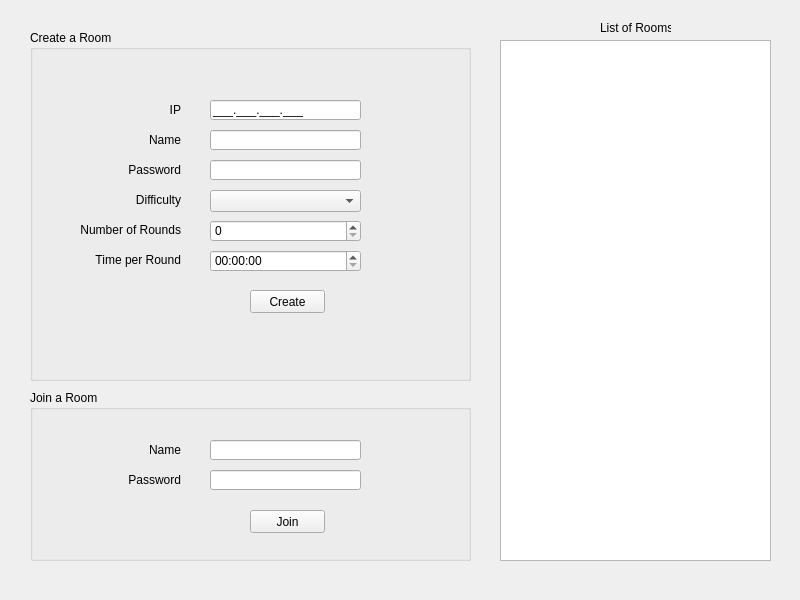
The window that klient/MainWindow.ui (hkereb/Hangman) describes before a commit, drawn with Qt 5.
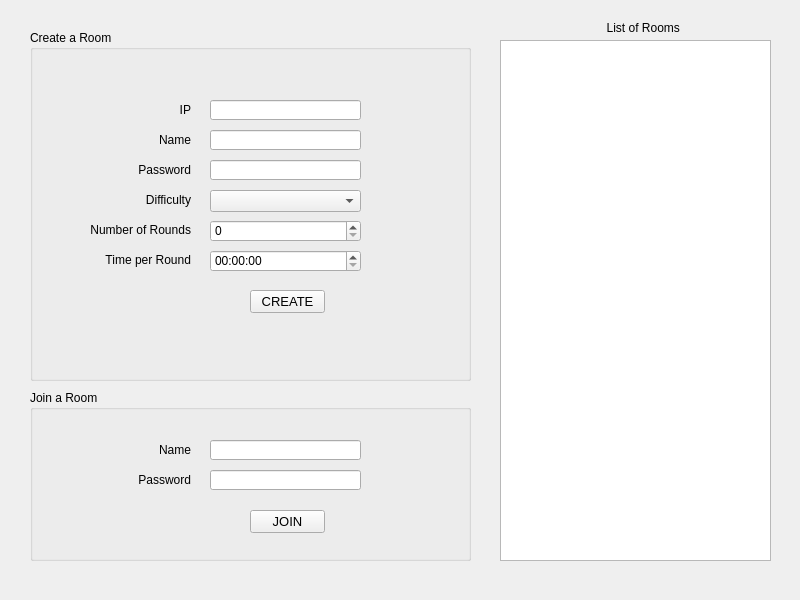
The same window after the commit. The open tabs and pages were chosen to show the change.

Commit message:
New connections between gui and server  (#6)
* wip

* add missing object names (gui)

* current rooms are now visible in gui

* wip

* add more neccessary gui objects and validate IP

* final

```diff
--- a/klient/MainWindow.ui
+++ b/klient/MainWindow.ui
@@ -35,7 +35,7 @@
    </size>
   </property>
   <property name="toolButtonStyle">
-   <enum>Qt::ToolButtonStyle::ToolButtonFollowStyle</enum>
+   <enum>Qt::ToolButtonStyle::ToolButtonIconOnly</enum>
   </property>
   <widget class="QWidget" name="centralwidget">
    <widget class="QStackedWidget" name="stackedWidget">
@@ -160,7 +160,7 @@
        </rect>
       </property>
       <property name="title">
-       <string>Create a Room</string>
+       <string>Create a Room </string>
       </property>
       <widget class="QLineEdit" name="create_IP_field">
        <property name="geometry">
@@ -172,7 +172,7 @@
         </rect>
        </property>
        <property name="inputMask">
-        <string>000.000.000.000;_</string>
+        <string/>
        </property>
       </widget>
       <widget class="QLineEdit" name="create_name_field">
@@ -240,24 +240,29 @@
          <height>23</height>
         </rect>
        </property>
+       <property name="font">
+        <font>
+         <pointsize>10</pointsize>
+        </font>
+       </property>
        <property name="text">
-        <string>Create</string>
+        <string>CREATE</string>
        </property>
       </widget>
       <widget class="QLabel" name="label_2">
        <property name="geometry">
         <rect>
-         <x>100</x>
+         <x>110</x>
          <y>70</y>
          <width>51</width>
          <height>20</height>
         </rect>
        </property>
        <property name="layoutDirection">
-        <enum>Qt::LayoutDirection::RightToLeft</enum>
+        <enum>Qt::LayoutDirection::LeftToRight</enum>
        </property>
        <property name="text">
-        <string>IP</string>
+        <string> IP</string>
        </property>
        <property name="alignment">
         <set>Qt::AlignmentFlag::AlignRight|Qt::AlignmentFlag::AlignTrailing|Qt::AlignmentFlag::AlignVCenter</set>
@@ -269,14 +274,14 @@
       <widget class="QLabel" name="label_3">
        <property name="geometry">
         <rect>
-         <x>90</x>
+         <x>100</x>
          <y>100</y>
          <width>61</width>
          <height>20</height>
         </rect>
        </property>
        <property name="text">
-        <string>Name</string>
+        <string> Name</string>
        </property>
        <property name="alignment">
         <set>Qt::AlignmentFlag::AlignRight|Qt::AlignmentFlag::AlignTrailing|Qt::AlignmentFlag::AlignVCenter</set>
@@ -285,14 +290,14 @@
       <widget class="QLabel" name="label_4">
        <property name="geometry">
         <rect>
-         <x>90</x>
+         <x>100</x>
          <y>130</y>
          <width>61</width>
          <height>20</height>
         </rect>
        </property>
        <property name="text">
-        <string>Password</string>
+        <string> Password</string>
        </property>
        <property name="alignment">
         <set>Qt::AlignmentFlag::AlignRight|Qt::AlignmentFlag::AlignTrailing|Qt::AlignmentFlag::AlignVCenter</set>
@@ -301,46 +306,46 @@
       <widget class="QLabel" name="label_5">
        <property name="geometry">
         <rect>
-         <x>90</x>
+         <x>100</x>
          <y>160</y>
          <width>61</width>
          <height>20</height>
         </rect>
        </property>
        <property name="text">
-        <string>Difficulty</string>
+        <string> Difficulty</string>
        </property>
        <property name="alignment">
         <set>Qt::AlignmentFlag::AlignRight|Qt::AlignmentFlag::AlignTrailing|Qt::AlignmentFlag::AlignVCenter</set>
        </property>
       </widget>
-      <widget class="QLabel" name="label_6">
-       <property name="geometry">
-        <rect>
-         <x>50</x>
-         <y>190</y>
-         <width>101</width>
-         <height>20</height>
-        </rect>
-       </property>
-       <property name="text">
-        <string>Number of Rounds</string>
-       </property>
-       <property name="alignment">
-        <set>Qt::AlignmentFlag::AlignRight|Qt::AlignmentFlag::AlignTrailing|Qt::AlignmentFlag::AlignVCenter</set>
-       </property>
-      </widget>
-      <widget class="QLabel" name="label_7">
+      <widget class="QLabel" name="number_label">
        <property name="geometry">
         <rect>
          <x>60</x>
+         <y>190</y>
+         <width>101</width>
+         <height>20</height>
+        </rect>
+       </property>
+       <property name="text">
+        <string> Number of Rounds</string>
+       </property>
+       <property name="alignment">
+        <set>Qt::AlignmentFlag::AlignRight|Qt::AlignmentFlag::AlignTrailing|Qt::AlignmentFlag::AlignVCenter</set>
+       </property>
+      </widget>
+      <widget class="QLabel" name="time_label">
+       <property name="geometry">
+        <rect>
+         <x>70</x>
          <y>220</y>
          <width>91</width>
          <height>20</height>
         </rect>
        </property>
        <property name="text">
-        <string>Time per Round</string>
+        <string> Time per Round</string>
        </property>
        <property name="alignment">
         <set>Qt::AlignmentFlag::AlignRight|Qt::AlignmentFlag::AlignTrailing|Qt::AlignmentFlag::AlignVCenter</set>
@@ -357,7 +362,7 @@
        </rect>
       </property>
       <property name="title">
-       <string>Join a Room</string>
+       <string>Join a Room </string>
       </property>
       <widget class="QLineEdit" name="join_password_field">
        <property name="geometry">
@@ -387,8 +392,13 @@
          <height>23</height>
         </rect>
        </property>
+       <property name="font">
+        <font>
+         <pointsize>10</pointsize>
+        </font>
+       </property>
        <property name="text">
-        <string>Join</string>
+        <string>JOIN</string>
        </property>
       </widget>
       <widget class="QLineEdit" name="join_room_name_field">
@@ -416,14 +426,14 @@
       <widget class="QLabel" name="label_8">
        <property name="geometry">
         <rect>
-         <x>100</x>
+         <x>110</x>
          <y>50</y>
          <width>51</width>
          <height>20</height>
         </rect>
        </property>
        <property name="text">
-        <string>Name</string>
+        <string> Name</string>
        </property>
        <property name="alignment">
         <set>Qt::AlignmentFlag::AlignRight|Qt::AlignmentFlag::AlignTrailing|Qt::AlignmentFlag::AlignVCenter</set>
@@ -432,14 +442,14 @@
       <widget class="QLabel" name="label_9">
        <property name="geometry">
         <rect>
-         <x>90</x>
+         <x>100</x>
          <y>80</y>
          <width>61</width>
          <height>20</height>
         </rect>
        </property>
        <property name="text">
-        <string>Password</string>
+        <string> Password</string>
        </property>
        <property name="alignment">
         <set>Qt::AlignmentFlag::AlignRight|Qt::AlignmentFlag::AlignTrailing|Qt::AlignmentFlag::AlignVCenter</set>
@@ -461,12 +471,12 @@
        <rect>
         <x>600</x>
         <y>20</y>
-        <width>71</width>
+        <width>101</width>
         <height>16</height>
        </rect>
       </property>
       <property name="text">
-       <string>List of Rooms</string>
+       <string>  List of Rooms </string>
       </property>
      </widget>
     </widget>
```
Left out of the diff: 162 changed lines with no effect on the pictures. The commit also changes 5 other files.
